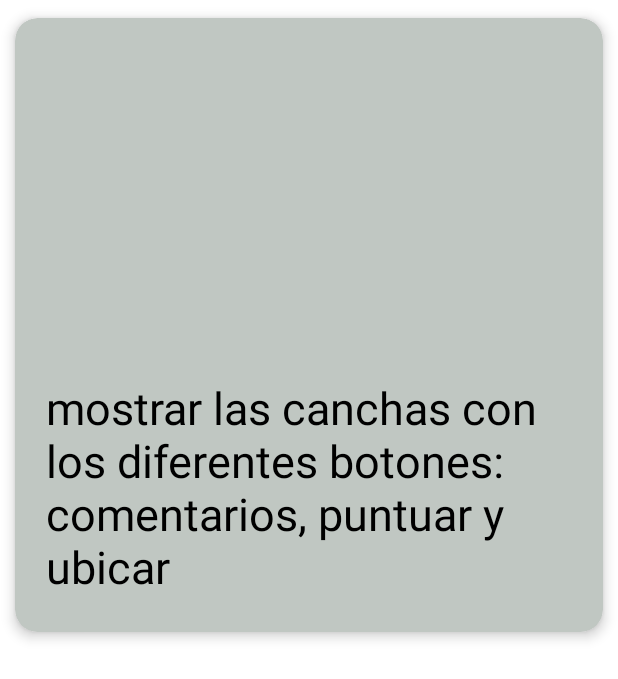
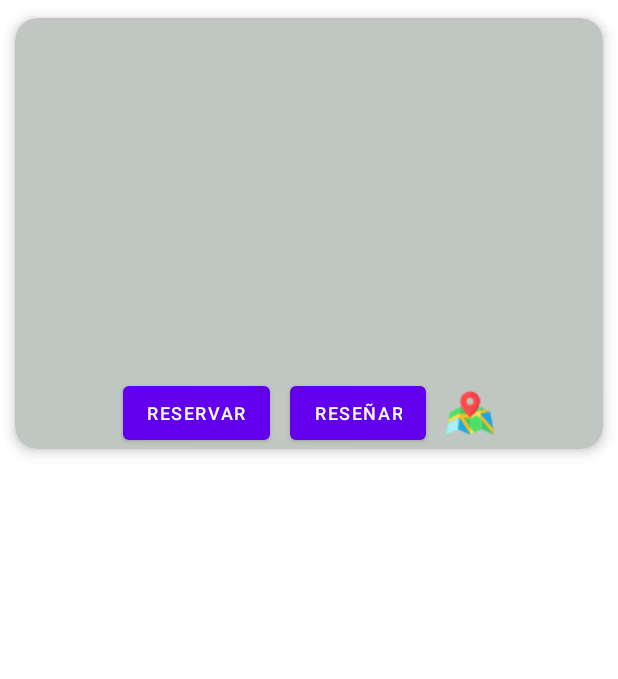
Before and after one commit to miltonbernhardt/FutbolParaTroncos, an Android app: the layout row_field.xml on its own in the app's theme, with its tools: preview values and no code run, on a phone screen of 412 x 824 dp. Shown: the top 679 px of the screen. Run offline under Robolectric (Android 15) with nearby library versions, the phone set to English and light mode, and no system bars.

Commit message:
adelanto del desarrollo de las vistas de listas y creación de la rama developer

```diff
--- a/app/src/main/java/dam/app/model/Comment.java
+++ b/app/src/main/java/dam/app/model/Comment.java
@@ -36,9 +36,8 @@ public class Comment {
     @ColumnInfo(name="comment")
     private String comment;
 
-    //from 0 to 5 with 1 decimal
     @ColumnInfo(name="score")
-    private float score;
+    private int score;
 
     public long getIdUser() {
         return idUser;
@@ -80,11 +79,11 @@ public class Comment {
         this.comment = comment;
     }
 
-    public float getScore() {
+    public int getScore() {
         return score;
     }
 
-    public void setScore(float score) {
+    public void setScore(int score) {
         this.score = score;
     }
 }
--- a/app/src/main/res/layout/row_field.xml
+++ b/app/src/main/res/layout/row_field.xml
@@ -34,37 +34,46 @@
 
         </FrameLayout>
 
-        <TextView
-            android:id="@+id/textTitlePlate"
-            style="@style/Base.Widget.MaterialComponents.TextView"
-            android:layout_width="350dp"
-            android:layout_height="wrap_content"
-            android:layout_gravity="bottom|center"
-            android:foregroundTint="#FFFFFF"
-            android:selectAllOnFocus="false"
-            android:text="mostrar las canchas con los diferentes botones: comentarios, puntuar y ubicar"
-            android:textAllCaps="false"
-            android:textAppearance="@style/TextAppearance.AppCompat.Body1"
-            android:textColor="#000000"
-            android:textSize="30sp" />
-
         <LinearLayout
             android:layout_width="match_parent"
             android:layout_height="0dp"
             android:layout_weight="1"
+            android:gravity="center"
             android:orientation="horizontal">
 
-            <TextView
-                android:id="@+id/textPricePlate"
+            <Button
+                android:id="@+id/btnReserve"
                 android:layout_width="wrap_content"
                 android:layout_height="wrap_content"
                 android:layout_weight="0"
-                android:textStyle="bold" />
+                android:text="@string/btnReserve"
+                android:textSize="@dimen/size_text_small_button" />
 
             <Space
+                android:layout_width="@dimen/space"
+                android:layout_height="wrap_content"
+                android:layout_weight="0" />
+
+            <Button
+                android:id="@+id/btnScore"
                 android:layout_width="wrap_content"
-                android:layout_height="23dp"
-                android:layout_weight="1" />
+                android:layout_height="wrap_content"
+                android:layout_weight="0"
+                android:text="@string/btnScore"
+                android:textSize="@dimen/size_text_small_button" />
+
+            <Space
+                android:layout_width="@dimen/space"
+                android:layout_height="wrap_content"
+                android:layout_weight="0" />
+
+            <ImageButton
+                android:id="@+id/btnLocate"
+                android:layout_width="wrap_content"
+                android:layout_height="wrap_content"
+                android:layout_weight="0"
+                android:background="@color/colorPrimary"
+                app:srcCompat="@drawable/map32px" />
 
         </LinearLayout>
 
--- a/app/src/main/res/values/dimens.xml
+++ b/app/src/main/res/values/dimens.xml
@@ -11,6 +11,7 @@
     </style>
     <dimen name="size_field_text">18sp</dimen>
     <dimen name="size_text_button">18sp</dimen>
+    <dimen name="size_text_small_button">12sp</dimen>
 
     <dimen name="space">13sp</dimen>
 
--- a/app/src/main/res/values/strings.xml
+++ b/app/src/main/res/values/strings.xml
@@ -2,24 +2,29 @@
     <string name="app_name">FPTs</string>
     <string name="name_title">FÚTBOL PARA TRONCOS</string>
 
-    <!-- activity session -->
-    <string name="hintNameUser">Ingrese nombre de usuario</string>
-    <string name="hintTextPass">Contraseña</string>
-    <string name="btnLogin">Iniciar Sesión</string>
+    <!-- activity_comments_recycler -->
+    <string name="lblComments">COMENTARIOS</string>
 
-    <!-- activity menu -->
-    <string name="lblWelcome">BIENVENIDOS!</string>
-    <string name="btnLogout">Cerrar Sesión</string>
-
-    <!-- activity fields -->
+    <!-- activity_fields -->
     <string name="lblFields">CANCHAS</string>
 
-    <!-- activity comments -->
-    <string name="lblComments">COMENTARIOS</string>
+    <!-- activity_menu -->
+    <string name="lblWelcome">BIENVENIDOS!</string>
+    <string name="btnLogout">Cerrar sesión</string>
 
-    <!-- activity new comment -->
+    <!-- activity_new_comment -->
     <string name="lblNewComment">NUEVO COMENTARIO</string>
     <string name="btnAddComment">Añadir comentario</string>
 
+    <!-- activity_session -->
+    <string name="hintNameUser">Ingrese nombre de usuario</string>
+    <string name="hintTextPass">Contraseña</string>
+    <string name="btnLogin">Iniciar sesión</string>
+
+    <!-- row_comment -->
+    <string name="btnReserve">Reservar</string>
+    <string name="btnScore">Reseñar</string>
+
+    <!-- row_field -->
 
 </resources>
```
Also changed, not shown: app/src/main/res/drawable/icon_field.png (added), app/src/main/res/drawable/map32px.png (added), app/src/main/res/drawable/map64px.png (added).
